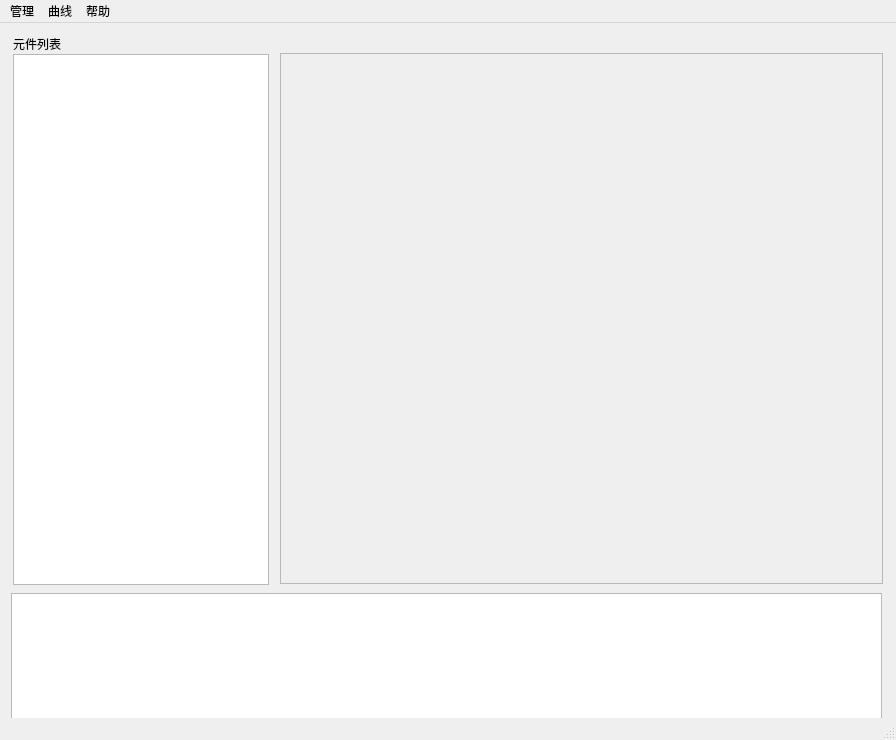
yusp75/plc-recorder, file main.ui: the form before one commit.
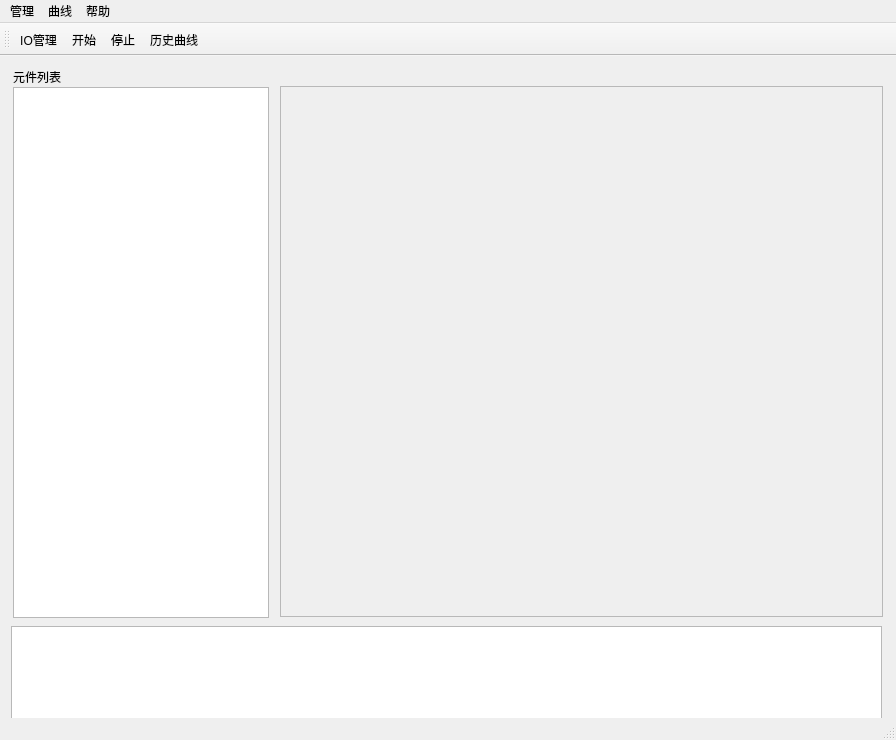
The form after the commit. Icons and pictures are not drawn.

Diff of the .ui file:
```diff
--- a/main.ui
+++ b/main.ui
@@ -174,6 +174,21 @@
    <addaction name="menu_2"/>
   </widget>
   <widget class="QStatusBar" name="statusbar"/>
+  <widget class="QToolBar" name="toolBar">
+   <property name="windowTitle">
+    <string>toolBar</string>
+   </property>
+   <attribute name="toolBarArea">
+    <enum>TopToolBarArea</enum>
+   </attribute>
+   <attribute name="toolBarBreak">
+    <bool>false</bool>
+   </attribute>
+   <addaction name="action_io"/>
+   <addaction name="action_start"/>
+   <addaction name="action_stop"/>
+   <addaction name="action_his"/>
+  </widget>
   <action name="action_io">
    <property name="text">
     <string>IO管理</string>
@@ -189,6 +204,30 @@
     <string>历史曲线</string>
    </property>
   </action>
+  <action name="action_start">
+   <property name="icon">
+    <iconset resource="resource.qrc">
+     <normaloff>:/icon/icon/start.png</normaloff>:/icon/icon/start.png</iconset>
+   </property>
+   <property name="text">
+    <string>开始</string>
+   </property>
+  </action>
+  <action name="action_stop">
+   <property name="icon">
+    <iconset>
+     <normalon>:/icon/icon/stop.png</normalon>
+    </iconset>
+   </property>
+   <property name="text">
+    <string>停止</string>
+   </property>
+  </action>
+  <action name="action_close">
+   <property name="text">
+    <string>退出</string>
+   </property>
+  </action>
  </widget>
  <resources/>
  <connections/>
```
Left out of the diff: 17 changed lines with no effect on the pictures.
